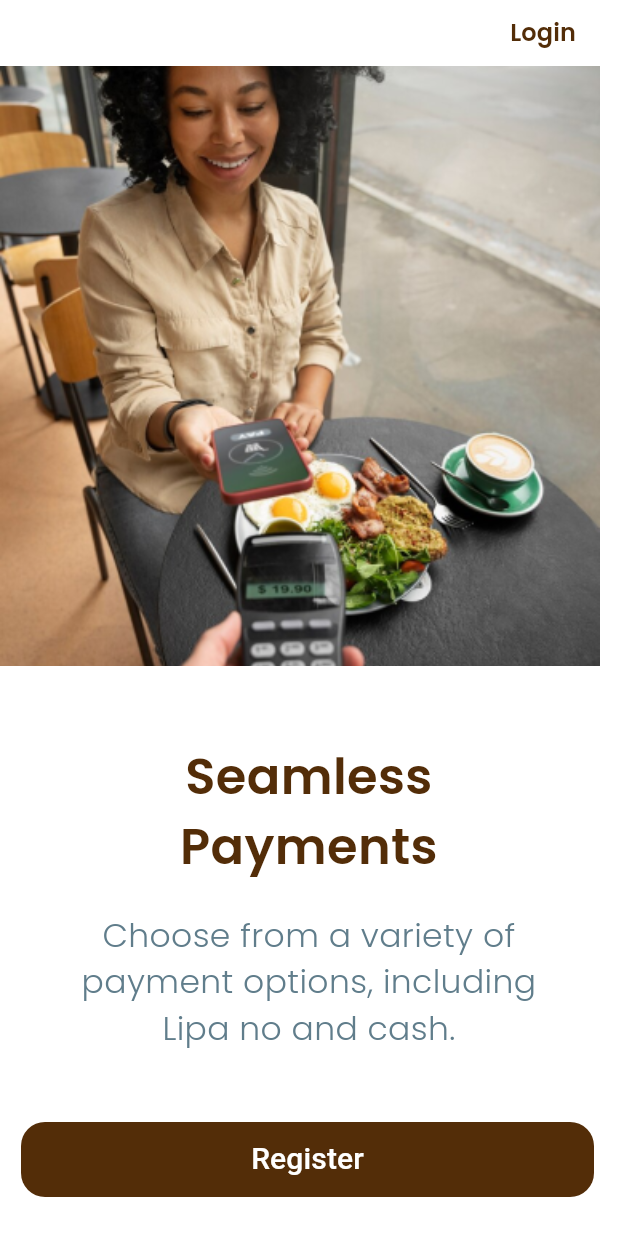
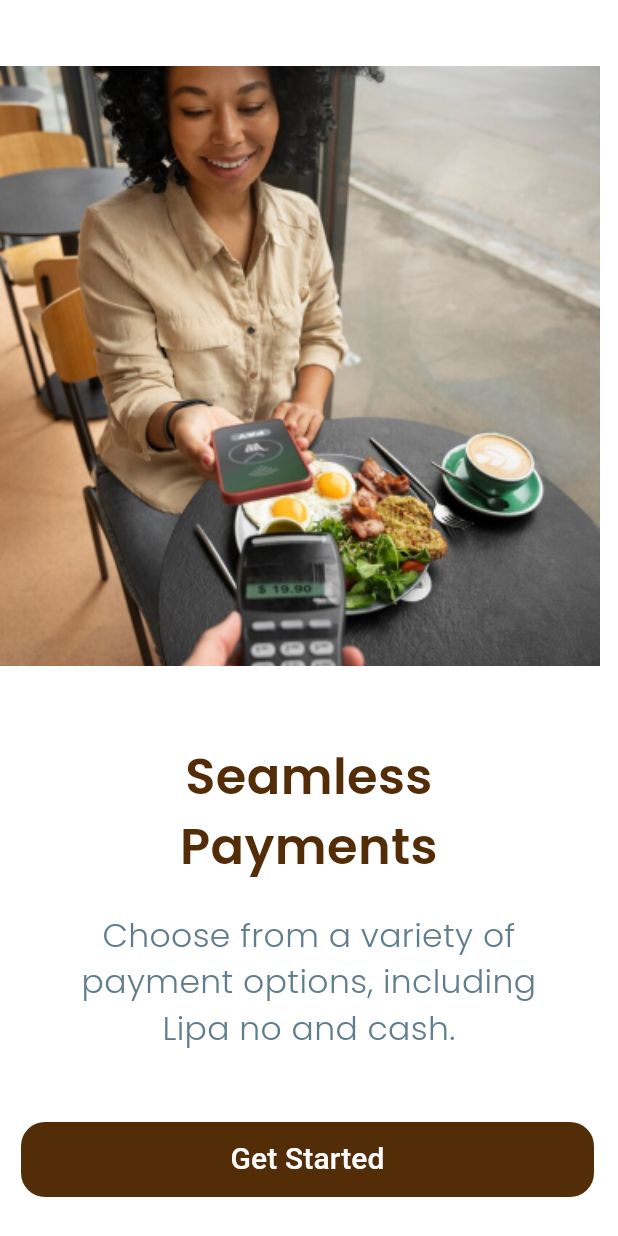
Before and after one commit to JohnGastone/Dokta-Konzo, a Flutter app: the screen it shows after launch, swiped to page 3, on a phone screen of 412 x 824 dp. Run offline on Flutter 3.47's test engine with Material 3 defaults, Android fonts, the phone set to English and light mode, and no system bars; drawn by our look-alikes of flutter_onboarding_slider; our stand-ins replace google_fonts.

Commit message:
Onboarding carousel

```diff
--- a/lib/OnboardingCarousel.dart
+++ b/lib/OnboardingCarousel.dart
@@ -13,7 +13,7 @@ class Onboardingcarousel extends StatelessWidget {
   @override
   Widget build(BuildContext context) {
     return OnBoardingSlider(
-      finishButtonText: 'Register',
+      finishButtonText: 'Get Started',
       onFinish: () {
         Navigator.push(
           context,
@@ -27,14 +27,6 @@ class Onboardingcarousel extends StatelessWidget {
       ),
       skipTextButton: Text(
         'Skip',
-        style: GoogleFonts.poppins(
-          fontSize: 16,
-          color: kDarkBlueColor,
-          fontWeight: FontWeight.w600,
-        ),
-      ),
-      trailing: Text(
-        'Login',
         style: GoogleFonts.poppins(
           fontSize: 16,
           color: kDarkBlueColor,
@@ -55,15 +47,15 @@ class Onboardingcarousel extends StatelessWidget {
       pageBackgroundColor: Colors.white,
       background: [
         Image.asset(
-          'assets/111.png',
+          'assets/konzo1.png',
           height: 400,
           width: 400,
           fit: BoxFit.cover,
         ),
         Image.asset(
-          'assets/222.png',
+          'assets/konzo2.png',
           height: 400,
-          width: 400,
+          width: 365,
           fit: BoxFit.cover,
         ),
         Image.asset(
```
Also changed, not shown: assets/konzo2.png (added), 1 other file.
